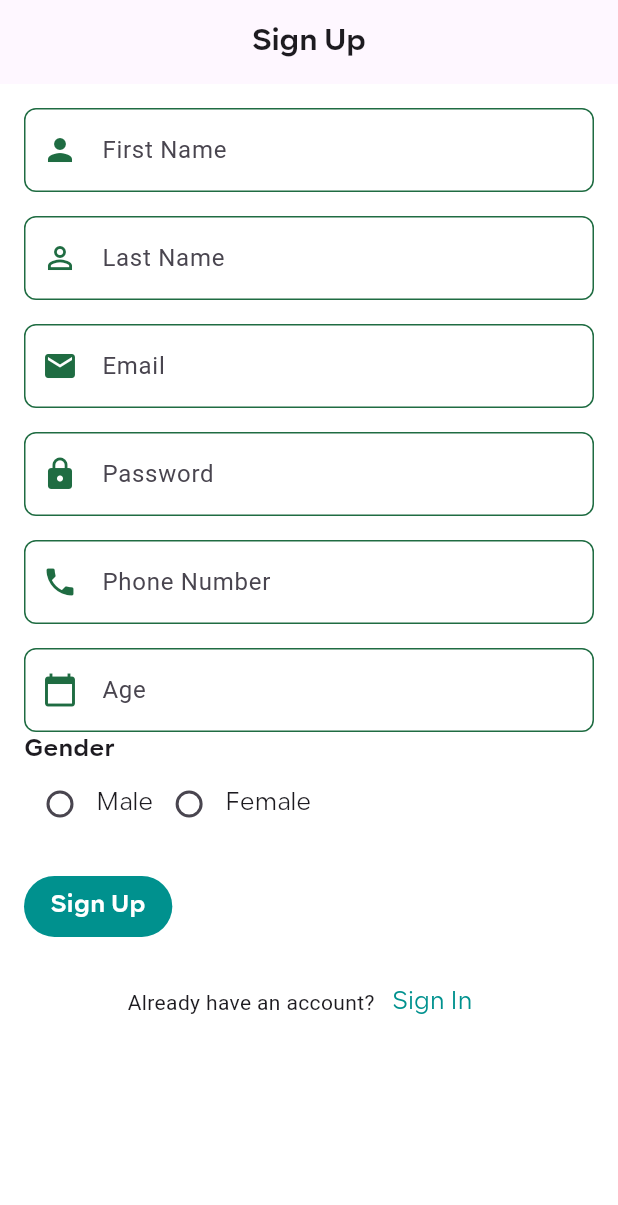
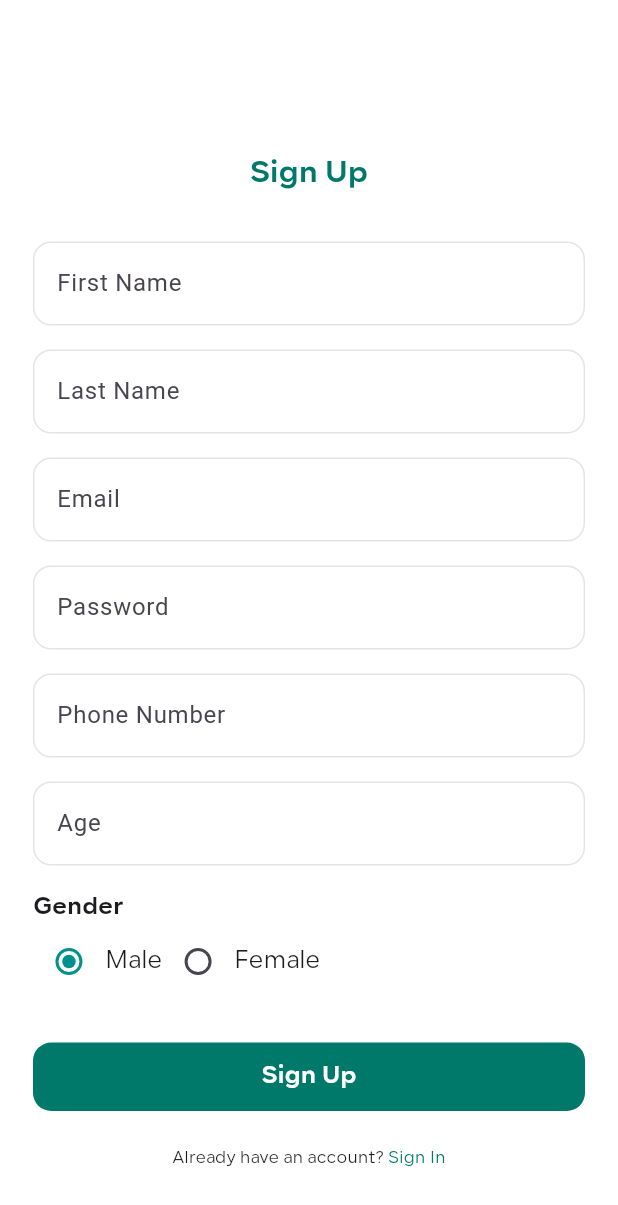
Before and after one commit to rozan-alawar/med_support_gaza, a Flutter app: the PatientSignUpView screen opened directly, on a phone screen of 412 x 824 dp. Shown: the top 1205 px of the screen. Run offline on Flutter 3.47's test engine with Material 3 defaults, Android fonts, the phone set to English and light mode, and no system bars; our stand-ins replace dio, flutter_screenutil, get, shared_preferences; accounts and stored records are empty; project files that could hold a hidden picture were left out.

Commit message:
Update Patient Sign Up & Sign In Screens

```diff
--- a/lib/app/core/services/localizations/translation.dart
+++ b/lib/app/core/services/localizations/translation.dart
@@ -37,6 +37,16 @@ class Translation extends Translations {
           'ResendOTP': 'أرسل OTP مرة أخرى',
           'NewPassword': 'كلمة مرور جديدة',
           'ConfirmPassword': 'تأكيد كلمة المرور',
+          // Validation Messages
+          'enter_email': 'يرجى إدخال البريد الإلكتروني',
+          'valid_email': 'يرجى إدخال بريد إلكتروني صحيح',
+          'enter_password': 'يرجى إدخال كلمة المرور',
+          'valid_password': 'كلمة المرور يجب ان تحتوي على أكثر من 8 حروف ',
+          'enter_name': 'يرجى إدخال الاسم',
+          'enter_phone': 'يرجى إدخال رقم الهاتف',
+          'valid_phone': 'يرجى إدخال رقم هاتف صحيح',
+          'enter_age': 'يرجى إدخال العمر',
+          'valid_age': 'يرجى إدخال عمر صحيح',
         },
         'en': {
           'Hello': 'Hello',
@@ -64,15 +74,25 @@ class Translation extends Translations {
           'We are happy to have you join the team of doctors.',
           'welcome_doctor_message':
           'Welcome to Medical Support Gaza, where you can provide your medical care to many patients. We are here to support you in making every consultation more effective.',
-          'CreateAccountNow': 'Create Account Now',
+          'CreateAccountNow': ' Create Account Now',
           'DontHaveAccount': 'Don\'t have an account?',
-          'AlreadyHaveAccount': 'Already have an account?',
+          'AlreadyHaveAccount': 'Already have an account? ',
           'SignIn': 'Sign In',
           'EnterOTP': 'Enter OTP',
           'Confirm': 'Confirm',
           'ResendOTP': 'Resend OTP',
           'NewPassword': 'New Password',
           'ConfirmPassword': 'Confirm Password',
+          // Validation Messages
+          'enter_email': 'Please enter your email',
+          'valid_email': 'Please enter a valid email',
+          'enter_password': 'Please enter your password',
+          'valid_password': 'Password must be at least 8 characters',
+          'enter_name': 'Name is required',
+          'enter_phone': 'Phone number is required',
+          'valid_phone': 'Enter a valid phone number',
+          'enter_age': 'Please enter your age',
+          'valid_age': 'Please enter a valid age',
         },
       };
 }
--- a/lib/app/core/widgets/custom_button_widget.dart
+++ b/lib/app/core/widgets/custom_button_widget.dart
@@ -9,8 +9,8 @@ class CustomButton extends StatelessWidget {
       required this.text,
       required this.color,
       required this.onPressed,
-      this.width = 90,
-      this.height = 40,
+      this.width = double.infinity,
+      this.height = 45,
       this.fontSize = 16,
       this.borderColor,
       this.isDisable = false,
@@ -34,8 +34,8 @@ class CustomButton extends StatelessWidget {
         width: width.w,
         height: height.h,
         decoration: BoxDecoration(
-          color: color,
-          borderRadius: borderRadius ?? BorderRadius.circular(25.r),
+          color: AppColors.accent,
+          borderRadius: borderRadius ?? BorderRadius.circular(12.r),
         ),
         child: Padding(
           padding: EdgeInsets.symmetric(horizontal: 4.w),
--- a/lib/app/core/widgets/custom_textfield_widget.dart
+++ b/lib/app/core/widgets/custom_textfield_widget.dart
@@ -1,4 +1,5 @@
 import 'package:flutter/material.dart';
+import 'package:med_support_gaza/app/core/utils/app_colors.dart';
 
 class CustomTextField extends StatelessWidget {
   final String hintText;
@@ -6,6 +7,8 @@ class CustomTextField extends StatelessWidget {
   final TextInputType keyboardType;
   final bool obscureText;
   final IconData? prefixIcon;
+  final String? Function(String?)? validator;
+  final Widget? suffixIcon;
 
   const CustomTextField({
     Key? key,
@@ -14,30 +17,40 @@ class CustomTextField extends StatelessWidget {
     this.keyboardType = TextInputType.text,
     this.obscureText = false,
     this.prefixIcon,
+    this.validator,
+    this.suffixIcon,
   }) : super(key: key);
 
   @override
   Widget build(BuildContext context) {
-    return TextField(
+    return TextFormField(
       controller: controller,
       keyboardType: keyboardType,
       obscureText: obscureText,
+      validator: validator,
       decoration: InputDecoration(
         hintText: hintText,
-        prefixIcon: prefixIcon != null ? Icon(prefixIcon, color: Color(0xFF1f6c42)) : null,
+        prefixIcon: prefixIcon != null
+            ? Icon(prefixIcon, color: Color(0xFF1f6c42))
+            : null,
+        suffixIcon: suffixIcon,
         filled: true,
         fillColor: Colors.white,
         border: OutlineInputBorder(
-          borderRadius: BorderRadius.circular(8.0),
+          borderRadius: BorderRadius.circular(12.0),
+          borderSide: BorderSide(color: Color(0xFFE3E5E5)),
+        ),
+        enabledBorder: OutlineInputBorder(
+          borderRadius: BorderRadius.circular(12.0),
+          borderSide: BorderSide(color: Color(0xFFE3E5E5), width: 1),
+        ),
+        focusedBorder: OutlineInputBorder(
+          borderRadius: BorderRadius.circular(12.0),
           borderSide: BorderSide(color: Color(0xFF1f6c42)),
         ),
-        enabledBorder: OutlineInputBorder(
-          borderRadius: BorderRadius.circular(8.0),
-          borderSide: BorderSide(color: Color(0xFF1f6c42)),
-        ),
-        focusedBorder: OutlineInputBorder(
-          borderRadius: BorderRadius.circular(8.0),
-          borderSide: BorderSide(color: Color(0xFF1f6c42)),
+        errorBorder: OutlineInputBorder(
+          borderRadius: BorderRadius.circular(12.0),
+          borderSide: BorderSide(color: AppColors.error),
         ),
       ),
     );
--- a/lib/app/modules/auth/controllers/auth_controller.dart
+++ b/lib/app/modules/auth/controllers/auth_controller.dart
@@ -3,19 +3,21 @@ import 'package:get/get.dart';
 
 class AuthController extends GetxController {
   final isLogin = true.obs;
-  final TextEditingController firstNameController = TextEditingController();
-  final TextEditingController lastNameController = TextEditingController();
-  final TextEditingController emailController = TextEditingController();
-  final TextEditingController passwordController = TextEditingController();
-  final TextEditingController phoneController = TextEditingController();
-  final TextEditingController ageController = TextEditingController();
-  final RxString gender = ''.obs;
+  final isPasswordVisible = false.obs;
+
+
+
 
 
   void toggleView() {
     isLogin.value = !isLogin.value;
   }
 
+
+  void togglePasswordVisibility() {
+    isPasswordVisible.value = !isPasswordVisible.value;
+  }
+
   void signUp() {
     print('User signed up');
   }
--- a/lib/app/modules/auth/views/patient_signup_view.dart
+++ b/lib/app/modules/auth/views/patient_signup_view.dart
@@ -1,6 +1,8 @@
 import 'package:flutter/material.dart';
+import 'package:flutter_screenutil/flutter_screenutil.dart';
 import 'package:get/get.dart';
 import 'package:med_support_gaza/app/core/extentions/space_extention.dart';
+import 'package:med_support_gaza/app/core/extentions/validation_extention.dart';
 import 'package:med_support_gaza/app/core/utils/app_colors.dart';
 import 'package:med_support_gaza/app/core/utils/app_text_style.dart';
 import 'package:med_support_gaza/app/core/widgets/custom_button_widget.dart';
@@ -10,105 +12,126 @@ import '../controllers/auth_controller.dart';
 
 class PatientSignUpView extends GetView<AuthController> {
   final _formKey = GlobalKey<FormState>();
-  final AuthController authController = Get.put(AuthController());
-
+  final TextEditingController firstNameController = TextEditingController();
+  final TextEditingController lastNameController = TextEditingController();
+  final TextEditingController emailController = TextEditingController();
+  final TextEditingController passwordController = TextEditingController();
+  final TextEditingController phoneController = TextEditingController();
+  final TextEditingController ageController = TextEditingController();
+  final RxString gender = 'Male'.obs;
   PatientSignUpView({super.key});
 
   @override
   Widget build(BuildContext context) {
     return Scaffold(
-      appBar: AppBar(
-        title: CustomText('SignUp'.tr, fontSize: 20, fontWeight: FontWeight.bold),
-        centerTitle: true,
-      ),
       body: Padding(
-        padding: const EdgeInsets.all(16.0),
+        padding: EdgeInsets.symmetric(
+          horizontal: 20.w,
+        ),
         child: Form(
           key: _formKey,
           child: SingleChildScrollView(
             child: Column(
-              crossAxisAlignment: CrossAxisAlignment.start,
+              crossAxisAlignment: CrossAxisAlignment.center,
               children: [
-
+                100.height,
+                CustomText(
+                  'SignUp'.tr,
+                  fontSize: 20.sp,
+                  color: AppColors.accent,
+                  fontWeight: FontWeight.bold,
+                ),
+                30.height,
                 CustomTextField(
                   hintText: 'FirstName'.tr,
-                  controller: authController.firstNameController,
-                  prefixIcon: Icons.person,
+                  controller: firstNameController,
+                  keyboardType: TextInputType.text,
+                  validator: (value) => value!.isValidName,
+                ),
+                16.height,
+                CustomTextField(
+                  hintText: 'LastName'.tr,
+                  controller: lastNameController,
+                  validator: (value) => value!.isValidName,
                   keyboardType: TextInputType.text,
                 ),
-                const SizedBox(height: 16),
-                CustomTextField(
-                  hintText: 'LastName'.tr,
-                  controller: authController.lastNameController,
-                  prefixIcon: Icons.person_outline,
-                  keyboardType: TextInputType.text,
-                ),
-                const SizedBox(height: 16),
+                16.height,
                 CustomTextField(
                   hintText: 'Email'.tr,
-                  controller: authController.emailController,
+                  controller: emailController,
                   keyboardType: TextInputType.emailAddress,
-                  prefixIcon: Icons.email,
+                  validator: (value) => value!.isValidEmail,
                 ),
-                const SizedBox(height: 16),
+                16.height,
                 CustomTextField(
                   hintText: 'Password'.tr,
-                  controller: authController.passwordController,
+                  controller: passwordController,
                   obscureText: true,
-                  prefixIcon: Icons.lock,
+                  validator: (value) => value!.isValidPassword,
                 ),
-                const SizedBox(height: 16),
+                16.height,
                 CustomTextField(
                   hintText: 'PhoneNumber'.tr,
-                  controller: authController.phoneController,
+                  controller: phoneController,
                   keyboardType: TextInputType.phone,
-                  prefixIcon: Icons.phone,
+                  validator: (value) => value!.isValidPhone,
                 ),
-                const SizedBox(height: 16),
+                16.height,
                 CustomTextField(
                   hintText: 'Age'.tr,
-                  controller: authController.ageController,
+                  controller: ageController,
                   keyboardType: TextInputType.number,
-                  prefixIcon: Icons.calendar_today,
+                  validator: (value) => value!.isValidAge,
                 ),
-                CustomText('Gender'.tr, fontSize: 16, fontWeight: FontWeight.bold),
+                16.height,
+                Align(
+                  alignment: AlignmentDirectional.centerStart,
+                  child: CustomText('Gender'.tr,
+                      fontSize: 16, fontWeight: FontWeight.bold),
+                ),
                 Row(
                   children: [
                     Obx(() => Radio(
+                      activeColor: AppColors.primary,
                           value: 'Male',
-                          groupValue: authController.gender.value,
-                          onChanged: (value) => authController.gender.value = value.toString(),
+                          groupValue: gender.value,
+                          onChanged: (value) => gender.value = value.toString(),
                         )),
                     CustomText('Male'.tr),
                     Obx(() => Radio(
                           value: 'Female',
-                          groupValue: authController.gender.value,
-                          onChanged: (value) => authController.gender.value = value.toString(),
+                          activeColor: AppColors.primary,
+                          groupValue: gender.value,
+                          onChanged: (value) => gender.value = value.toString(),
                         )),
                     CustomText('Female'.tr),
                   ],
                 ),
-                const SizedBox(height: 24),
+                30.height,
                 CustomButton(
                   text: 'SignUp'.tr,
                   color: AppColors.primary,
                   onPressed: () {
                     if (_formKey.currentState!.validate()) {
-                      authController.signUp();
+                      controller.signUp();
                     }
                   },
                 ),
-                20.height,
-                  Center(
+                24.height,
+                Center(
                   child: Row(
                     mainAxisAlignment: MainAxisAlignment.center,
                     children: [
-                       Text('AlreadyHaveAccount'.tr),
-                      TextButton(
-                        onPressed: controller.toggleView,
-                        child:  CustomText(
+                      CustomText(
+                        fontSize: 11.sp,
+                        'AlreadyHaveAccount'.tr,
+                      ),
+                      GestureDetector(
+                        onTap: controller.toggleView,
+                        child: CustomText(
+                          fontSize: 11.sp,
                           'SignIn'.tr,
-                          color: AppColors.primary,
+                          color: AppColors.accent,
                         ),
                       ),
                     ],
```
Also changed, not shown: lib/app/core/extentions/validation_extention.dart (+23 -12 lines), lib/app/core/utils/app_text_style.dart (+5 -4 lines), lib/app/modules/auth/views/patient_login_view.dart (+49 -29 lines), lib/app/modules/onboarding/patient_onboarding_view.dart (+19 -14 lines), pubspec.lock, 2 other files.
